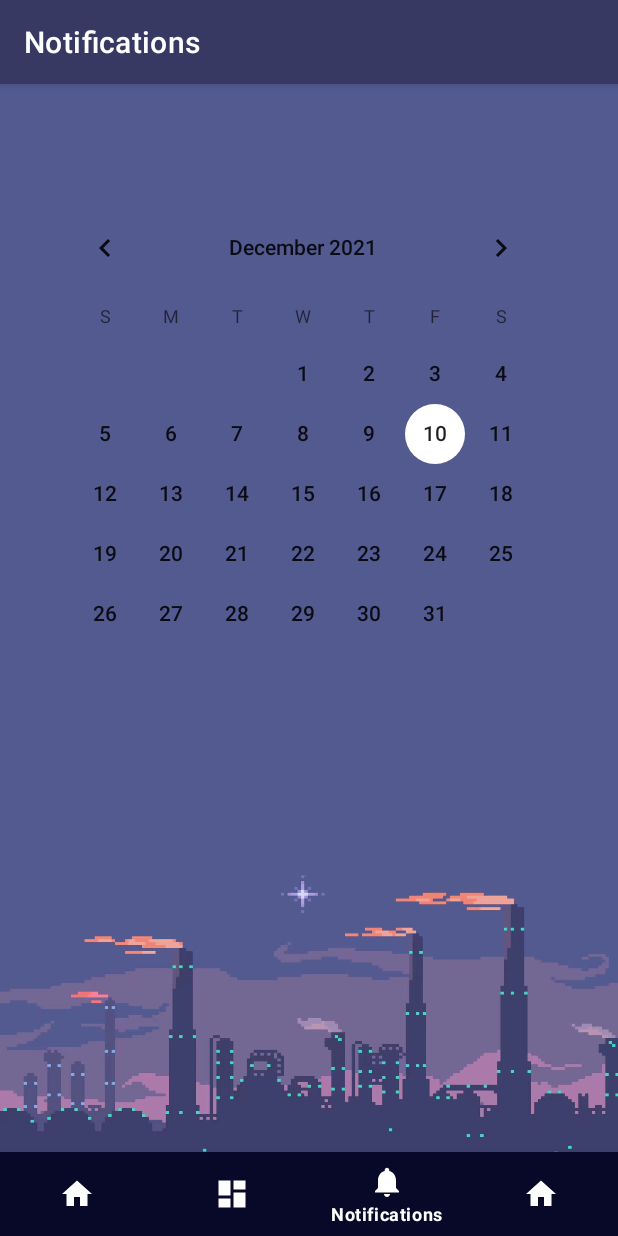
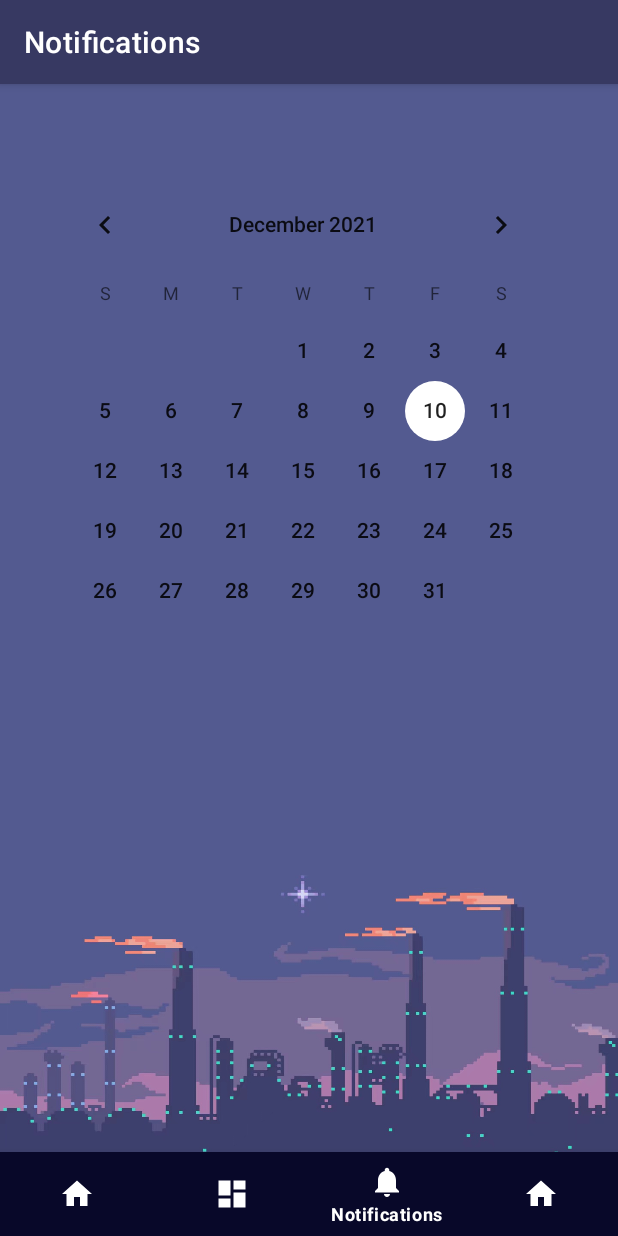
Before and after one commit to MeU1024/Lumos, an Android app: the NotificationsFragment screen opened through its navigation route, on a phone screen of 412 x 824 dp. Run offline under Robolectric (Android 15) with nearby library versions, the phone set to English and light mode, and no system bars; our stand-ins replace navigation-ui; pictures from the network do not load.

Commit message:
Update fragment_notifications.xml

```diff
--- a/app/src/main/res/layout/fragment_notifications.xml
+++ b/app/src/main/res/layout/fragment_notifications.xml
@@ -26,7 +26,7 @@
         android:layout_width="wrap_content"
         android:layout_height="wrap_content"
         android:layout_marginStart="20dp"
-        android:layout_marginTop="75dp"
+        android:layout_marginTop="60dp"
         android:dateTextAppearance="@style/TextAppearance.AppCompat.Body2"
         android:layoutMode="opticalBounds"
         app:layout_constraintStart_toStartOf="@id/text_notifications"
```
